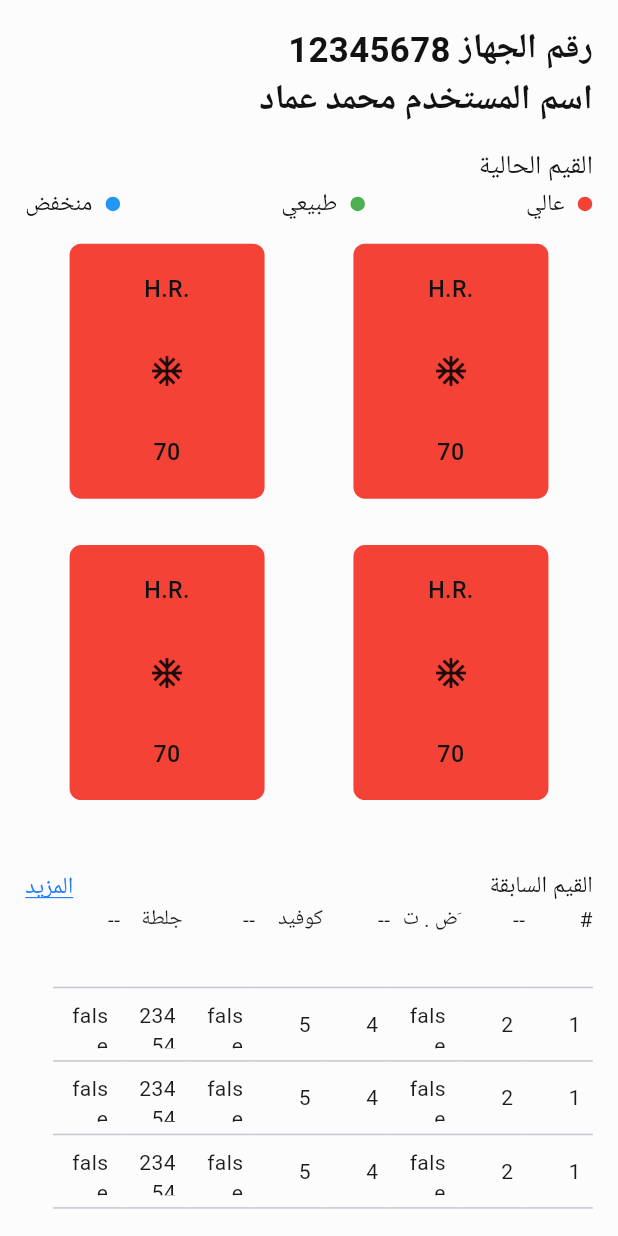
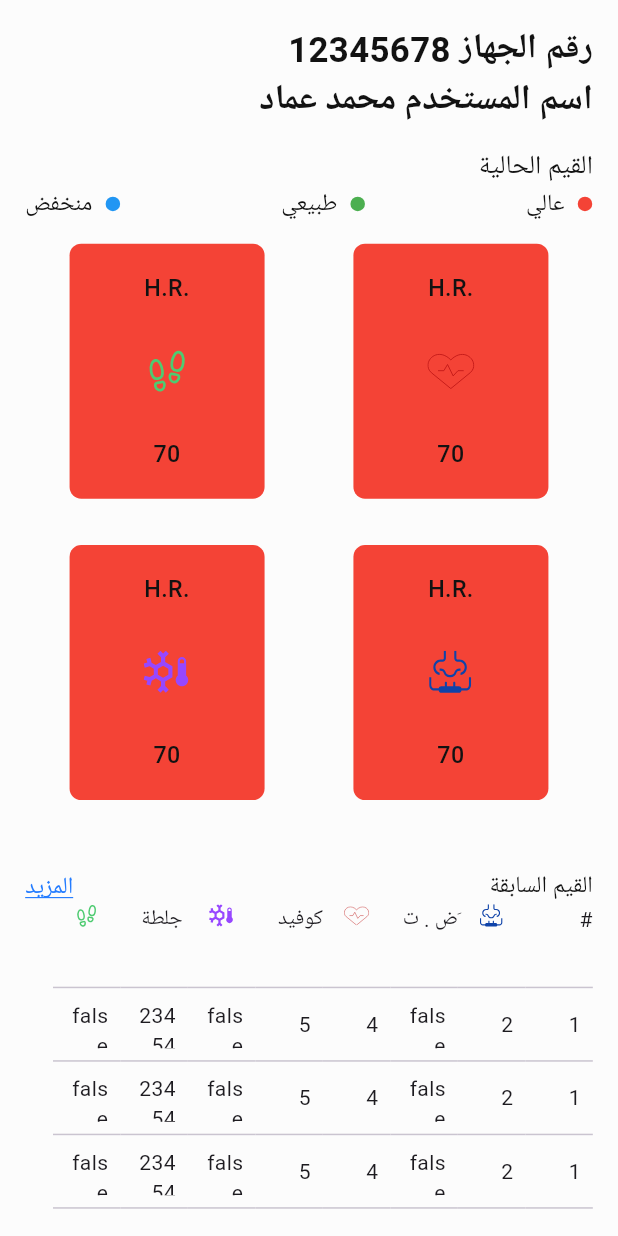
Before and after one commit to Mohamed-Elrashidy/Medical_Ring, a Flutter app: the HomePage screen opened by its route, after a tap on "محمد عماد", on a phone screen of 412 x 824 dp. Run offline on Flutter 3.47's test engine with Material 3 defaults, Android fonts, the phone set to English and light mode, and no system bars; drawn by our look-alikes of syncfusion_flutter_datagrid; our stand-ins replace bloc, cloud_firestore, dartz, firebase_auth, firebase_core, flutter_bloc and 4 more; accounts and stored records are empty.

Commit message:
icons added

```diff
--- a/Medical Ring App/lib/core/widgets/ring_value_widget.dart
+++ b/Medical Ring App/lib/core/widgets/ring_value_widget.dart
@@ -1,5 +1,6 @@
 import 'package:flutter/material.dart';
 import 'package:flutter_screenutil/flutter_screenutil.dart';
+import 'package:flutter_svg/flutter_svg.dart';
 import 'package:medical_ring_app/core/enums/size_enum.dart';
 import 'package:medical_ring_app/core/theming/my_app_colors.dart';
 import 'package:medical_ring_app/core/theming/text_styles.dart';
@@ -34,7 +35,11 @@ class RingValueWidget extends StatelessWidget {
             title,
             style: MyAppTextStyle.heading3,
           ),
-          const Icon(Icons.ac_unit),
+          SvgPicture.asset(
+            iconPath,
+            width: 30.w,
+            height: 30.h,
+          ),
           Text(
             value,
             style: MyAppTextStyle.heading3,
--- a/Medical Ring App/lib/features/authentication/data/data/remote_data_source.dart
+++ b/Medical Ring App/lib/features/authentication/data/data/remote_data_source.dart
@@ -1,4 +1,5 @@
 import 'package:dartz/dartz.dart';
+import 'package:flutter/cupertino.dart';
 import 'package:medical_ring_app/features/account/data/model/account_model.dart';
 
 import '../../../../core/constants/api_constants.dart';
@@ -22,6 +23,7 @@ class AuthenticationRemoteDataSource {
   createAccount(
       {required String userId,
       required UserAccountModel userAccountModel}) async {
+    debugPrint("create remote data sourc");
     return await FirebaseRepository.addDocumentWithId(
         collection: ApiConstants.usersCollection,
         documentId: userId,
--- a/Medical Ring App/lib/features/home/presentation/ui/widgets/ring_overview_widget.dart
+++ b/Medical Ring App/lib/features/home/presentation/ui/widgets/ring_overview_widget.dart
@@ -36,14 +36,15 @@ class RingOverviewWidget extends StatelessWidget {
                     size: SizeEnum.small,
                     title: AppLocale.hr.translate,
                     value: 70.toString(),
-                    iconPath: "assets/icons/heart.svg"),
+                    iconPath: "assets/svg_images/heart.svg"),
                 RingValueWidget(
                     size: SizeEnum.small,
                     title: AppLocale.hr.translate,
                     value: 70.toString(),
-                    iconPath: "assets/icons/heart.svg"),
+                    iconPath: "assets/svg_images/steps.svg"),
               ],
             ),
+
             Row(
               mainAxisAlignment: MainAxisAlignment.spaceAround,
               children: [
@@ -51,12 +52,12 @@ class RingOverviewWidget extends StatelessWidget {
                     size: SizeEnum.small,
                     title: AppLocale.hr.translate,
                     value: 70.toString(),
-                    iconPath: "assets/icons/heart.svg"),
+                    iconPath: "assets/svg_images/oxygen.svg"),
                 RingValueWidget(
                     size: SizeEnum.small,
                     title: AppLocale.hr.translate,
                     value: 70.toString(),
-                    iconPath: "assets/icons/heart.svg"),
+                    iconPath: "assets/svg_images/temp.svg"),
               ],
             ),
           ],
--- a/Medical Ring App/lib/features/ring/presentation/ui/pages/ring_home_page.dart
+++ b/Medical Ring App/lib/features/ring/presentation/ui/pages/ring_home_page.dart
@@ -66,13 +66,13 @@ class RingHomePage extends StatelessWidget {
                           size: SizeEnum.large,
                           title: AppLocale.hr.translate,
                           value: 70.toString(),
-                          iconPath: "assets/icons/heart.svg"),
+                          iconPath: "assets/svg_images/heart.svg"),
                       RingValueWidget(
                           color: Colors.red,
                           size: SizeEnum.large,
                           title: AppLocale.hr.translate,
                           value: 70.toString(),
-                          iconPath: "assets/icons/heart.svg"),
+                          iconPath: "assets/svg_images/steps.svg"),
                     ],
                   ),
                   const VerticalSpace(height: 32),
@@ -84,13 +84,13 @@ class RingHomePage extends StatelessWidget {
                           size: SizeEnum.large,
                           title: AppLocale.hr.translate,
                           value: 70.toString(),
-                          iconPath: "assets/icons/heart.svg"),
+                          iconPath: "assets/svg_images/oxygen.svg"),
                       RingValueWidget(
                           color: Colors.red,
                           size: SizeEnum.large,
                           title: AppLocale.hr.translate,
                           value: 70.toString(),
-                          iconPath: "assets/icons/heart.svg"),
+                          iconPath: "assets/svg_images/temp.svg"),
                     ],
                   ),
                   const VerticalSpace(height: 48),
--- a/Medical Ring App/lib/features/ring/presentation/ui/widgets/ring_readings_table.dart
+++ b/Medical Ring App/lib/features/ring/presentation/ui/widgets/ring_readings_table.dart
@@ -1,4 +1,7 @@
 import 'package:flutter/material.dart';
+import 'package:flutter_screenutil/flutter_screenutil.dart';
+import 'package:flutter_svg/flutter_svg.dart';
+import 'package:medical_ring_app/core/theming/text_styles.dart';
 import 'package:medical_ring_app/features/ring/domain/entity/ring_data_entity.dart';
 import 'package:medical_ring_app/features/ring/utils/dummy_data.dart';
 import 'package:syncfusion_flutter_datagrid/datagrid.dart';
@@ -13,16 +16,26 @@ class RingReadingsTable extends StatelessWidget {
   Widget build(BuildContext context) {
     return SfDataGrid(
       headerGridLinesVisibility: GridLinesVisibility.horizontal,
-       gridLinesVisibility: GridLinesVisibility.horizontal,
-     // allowColumnsResizing: true,
+      gridLinesVisibility: GridLinesVisibility.horizontal,
+      // allowColumnsResizing: true,
       source: RingDataSource(ringDataEntity: DummyData.ringDataEntity),
       columns: [
         for (var item in Constants.ringTableHeaderData)
           GridColumn(
               width: 45,
               columnName: item.id,
-              label:
-                  item.type == HeaderType.text ? Text(item.text!) : Text("--"))
+              label: item.type == HeaderType.text
+                  ? Text(item.text!)
+                  : Column(
+                    children: [
+                      SvgPicture.asset(
+                          item.icon!,
+                          fit: BoxFit.contain,
+                          width: 16.w,
+                          height: 16.h,
+                        ),
+                    ],
+                  ))
       ],
     );
   }
--- a/Medical Ring App/lib/features/ring/utils/constants.dart
+++ b/Medical Ring App/lib/features/ring/utils/constants.dart
@@ -4,13 +4,13 @@ import 'package:medical_ring_app/features/ring/domain/enum/header_type.dart';
 abstract class Constants{
   static List <TableHeaderData> get ringTableHeaderData => [
     TableHeaderData(type: HeaderType.text,text: '#', id: 'id'),
-    TableHeaderData(type: HeaderType.icon,icon: "",id: 'oxygen'),
+    TableHeaderData(type: HeaderType.icon,icon: "assets/svg_images/oxygen.svg",id: 'oxygen'),
     TableHeaderData(type: HeaderType.text,text: 'َض . ت',id: "pressure"),
-    TableHeaderData(type: HeaderType.icon,icon:"" ,id: "heartRate"),
+    TableHeaderData(type: HeaderType.icon,icon:"assets/svg_images/heart.svg" ,id: "heartRate"),
     TableHeaderData(type: HeaderType.text,text: 'كوفيد', id: "covid"),
-    TableHeaderData(type: HeaderType.icon,icon: "", id: "temperature"),
+    TableHeaderData(type: HeaderType.icon,icon: "assets/svg_images/temp.svg", id: "temperature"),
     TableHeaderData(type: HeaderType.text,text: ' جلطة', id : "stroke"),
-    TableHeaderData(type: HeaderType.icon,icon: "", id: "steps"),
+    TableHeaderData(type: HeaderType.icon,icon: "assets/svg_images/steps.svg", id: "steps"),
 
   ];
 }
```
Also changed, not shown: Medical Ring App/assets/svg_images/heart.svg (added), Medical Ring App/assets/svg_images/oxygen.svg (added), Medical Ring App/assets/svg_images/steps.svg (added), Medical Ring App/assets/svg_images/temp.svg (added).
